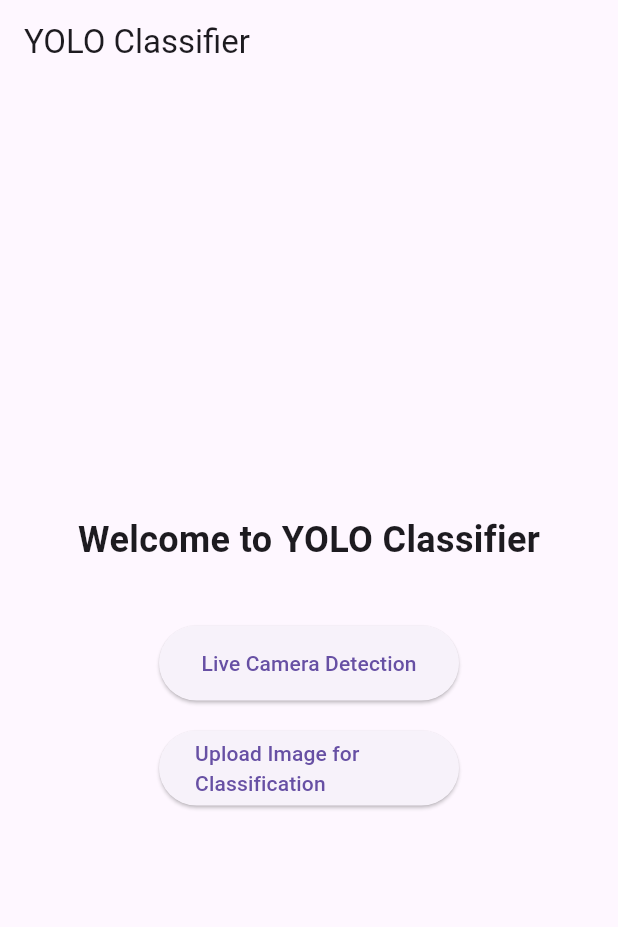
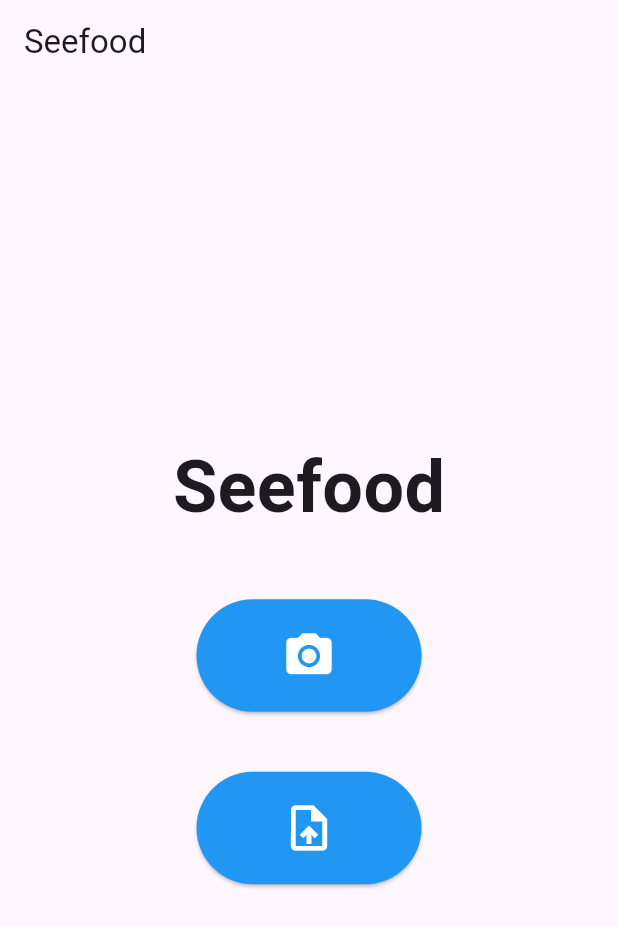
Before and after one commit to ytang47/cs484-project, a Flutter app: the screen it shows after launch, on a phone screen of 412 x 824 dp. Shown: the top 927 px of the screen. Run offline on Flutter 3.47's test engine with Material 3 defaults, Android fonts, the phone set to English and light mode, and no system bars; our stand-ins replace camera, permission_handler; missing offline and left inert: ultralytics_yolo.

Commit message:
added styling

```diff
--- a/seefood/lib/main.dart
+++ b/seefood/lib/main.dart
@@ -17,7 +17,7 @@ class MyApp extends StatelessWidget {
     return MaterialApp(
       title: 'Seefood',
       theme: ThemeData(
-        primarySwatch: Colors.purple,
+        primarySwatch: Colors.blue,
       ),
       initialRoute: '/',
       routes: {
--- a/seefood/lib/views/home_page.dart
+++ b/seefood/lib/views/home_page.dart
@@ -1,4 +1,3 @@
-// home_page.dart
 import 'package:flutter/material.dart';
 
 class HomePage extends StatelessWidget {
@@ -7,31 +6,41 @@ class HomePage extends StatelessWidget {
   @override
   Widget build(BuildContext context) {
     return Scaffold(
-      appBar: AppBar(title: const Text('YOLO Classifier')),
+      appBar: AppBar(title: const Text('Seefood')),
       body: Center(
         child: Column(
           mainAxisAlignment: MainAxisAlignment.center,
           children: [
             const Text(
-              'Welcome to YOLO Classifier',
-              style: TextStyle(fontSize: 24, fontWeight: FontWeight.bold),
+              'Seefood',
+              style: TextStyle(fontSize: 48, fontWeight: FontWeight.bold),
             ),
             const SizedBox(height: 40),
             SizedBox(
-              width: 200,
-              height: 50,
-              child: ElevatedButton(
+              width: 150,
+              height: 75,
+              child: ElevatedButton(// Button that leads to camera feature
+                style: ElevatedButton.styleFrom(
+                  backgroundColor: Colors.blue,
+                  iconColor: Colors.white,
+                  iconSize: 36,
+                ),
                 onPressed: () => Navigator.pushNamed(context, '/camera'),
-                child: const Text('Live Camera Detection'),
+                child: const Icon(Icons.camera_alt),
               ),
             ),
-            const SizedBox(height: 20),
+            const SizedBox(height: 40),
             SizedBox(
-              width: 200,
-              height: 50,
-              child: ElevatedButton(
+              width: 150,
+              height: 75,
+              child: ElevatedButton(// Button that leads to upload feature
+                style: ElevatedButton.styleFrom(
+                  backgroundColor: Colors.blue,
+                  iconColor: Colors.white,
+                  iconSize: 36,
+                ),
                 onPressed: () => Navigator.pushNamed(context, '/upload'),
-                child: const Text('Upload Image for Classification'),
+                child: const Icon(Icons.upload_file),
               ),
             ),
           ],
```
Also changed, not shown: seefood/lib/views/image_detection_page.dart (+6 -2 lines), seefood/lib/views/upload_page.dart (+6 -8 lines).
